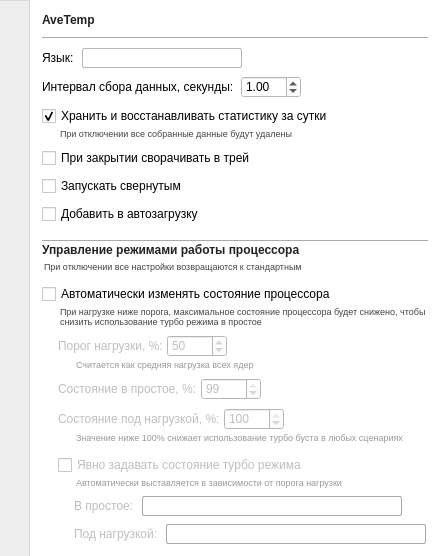
treepoint/AveTemp, file windows/settings.ui: the form before one commit.
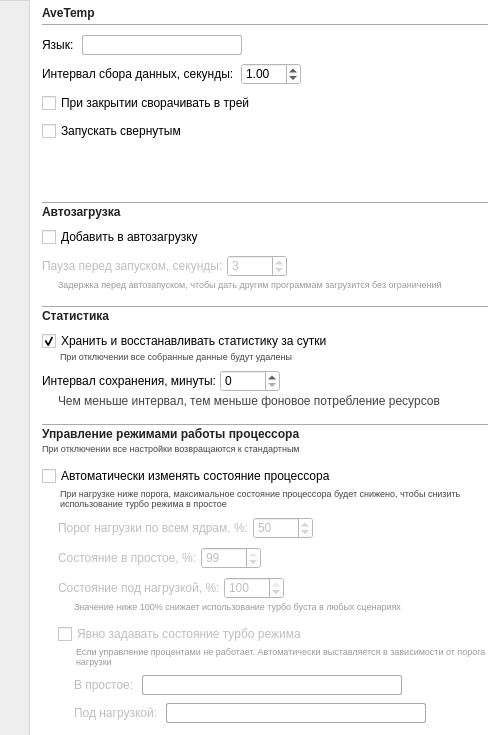
The form after the commit. Icons and pictures are not drawn.

```diff
--- a/windows/settings.ui
+++ b/windows/settings.ui
@@ -9,8 +9,8 @@
    <rect>
     <x>0</x>
     <y>0</y>
-    <width>440</width>
-    <height>556</height>
+    <width>500</width>
+    <height>735</height>
    </rect>
   </property>
   <property name="minimumSize">
@@ -21,8 +21,8 @@
   </property>
   <property name="maximumSize">
    <size>
-    <width>440</width>
-    <height>556</height>
+    <width>500</width>
+    <height>735</height>
    </size>
   </property>
   <property name="windowTitle">
@@ -303,51 +303,6 @@
          </item>
         </layout>
        </item>
-       <item>
-        <layout class="QVBoxLayout" name="verticalLayout_2">
-         <property name="spacing">
-          <number>0</number>
-         </property>
-         <item>
-          <widget class="QCheckBox" name="checkBoxStoreStat">
-           <property name="toolTip">
-            <string/>
-           </property>
-           <property name="toolTipDuration">
-            <number>-1</number>
-           </property>
-           <property name="whatsThis">
-            <string/>
-           </property>
-           <property name="text">
-            <string>Хранить и восстанавливать статистику за сутки</string>
-           </property>
-           <property name="checked">
-            <bool>true</bool>
-           </property>
-          </widget>
-         </item>
-         <item>
-          <widget class="QLabel" name="label">
-           <property name="font">
-            <font>
-             <pointsize>7</pointsize>
-            </font>
-           </property>
-           <property name="styleSheet">
-            <string notr="true">color: #444;
-margin-left:16px;</string>
-           </property>
-           <property name="text">
-            <string>При отключении все собранные данные будут удалены</string>
-           </property>
-           <property name="alignment">
-            <set>Qt::AlignLeading|Qt::AlignLeft|Qt::AlignVCenter</set>
-           </property>
-          </widget>
-         </item>
-        </layout>
-       </item>
        <item>
         <widget class="QCheckBox" name="checkBoxCloseToTray">
          <property name="layoutDirection">
@@ -369,11 +324,394 @@
         </widget>
        </item>
        <item>
-        <widget class="QCheckBox" name="checkBoxAutostartIsActive">
-         <property name="text">
-          <string>Добавить в автозагрузку</string>
+        <spacer name="verticalSpacer_6">
+         <property name="orientation">
+          <enum>Qt::Vertical</enum>
          </property>
-        </widget>
+         <property name="sizeHint" stdset="0">
+          <size>
+           <width>0</width>
+           <height>4</height>
+          </size>
+         </property>
+        </spacer>
+       </item>
+       <item>
+        <spacer name="verticalSpacer_7">
+         <property name="orientation">
+          <enum>Qt::Vertical</enum>
+         </property>
+         <property name="sizeType">
+          <enum>QSizePolicy::Fixed</enum>
+         </property>
+         <property name="sizeHint" stdset="0">
+          <size>
+           <width>0</width>
+           <height>8</height>
+          </size>
+         </property>
+        </spacer>
+       </item>
+       <item>
+        <layout class="QVBoxLayout" name="verticalLayout_14">
+         <property name="spacing">
+          <number>8</number>
+         </property>
+         <property name="topMargin">
+          <number>0</number>
+         </property>
+         <property name="bottomMargin">
+          <number>0</number>
+         </property>
+         <item>
+          <layout class="QVBoxLayout" name="verticalLayout_20">
+           <property name="spacing">
+            <number>0</number>
+           </property>
+           <property name="topMargin">
+            <number>0</number>
+           </property>
+           <property name="bottomMargin">
+            <number>0</number>
+           </property>
+           <item>
+            <widget class="Line" name="line_4">
+             <property name="orientation">
+              <enum>Qt::Horizontal</enum>
+             </property>
+            </widget>
+           </item>
+           <item>
+            <widget class="QLabel" name="label_12">
+             <property name="styleSheet">
+              <string notr="true">font-weight: bold; color: #222; font-size:12px;</string>
+             </property>
+             <property name="text">
+              <string>Автозагрузка</string>
+             </property>
+            </widget>
+           </item>
+          </layout>
+         </item>
+         <item>
+          <widget class="QCheckBox" name="checkBoxAutostartIsActive">
+           <property name="text">
+            <string>Добавить в автозагрузку</string>
+           </property>
+          </widget>
+         </item>
+         <item>
+          <layout class="QVBoxLayout" name="verticalLayout_21">
+           <property name="spacing">
+            <number>0</number>
+           </property>
+           <property name="topMargin">
+            <number>0</number>
+           </property>
+           <property name="bottomMargin">
+            <number>0</number>
+           </property>
+           <item>
+            <layout class="QHBoxLayout" name="horizontalLayout_10">
+             <property name="spacing">
+              <number>4</number>
+             </property>
+             <property name="topMargin">
+              <number>0</number>
+             </property>
+             <property name="bottomMargin">
+              <number>0</number>
+             </property>
+             <item>
+              <widget class="QLabel" name="labelAutostartDelay">
+               <property name="enabled">
+                <bool>false</bool>
+               </property>
+               <property name="styleSheet">
+                <string notr="true"/>
+               </property>
+               <property name="text">
+                <string>Пауза перед запуском, секунды:</string>
+               </property>
+              </widget>
+             </item>
+             <item>
+              <widget class="QSpinBox" name="spinBoxAutostartDelay">
+               <property name="enabled">
+                <bool>false</bool>
+               </property>
+               <property name="minimumSize">
+                <size>
+                 <width>60</width>
+                 <height>0</height>
+                </size>
+               </property>
+               <property name="maximum">
+                <number>120</number>
+               </property>
+               <property name="value">
+                <number>3</number>
+               </property>
+              </widget>
+             </item>
+             <item>
+              <spacer name="horizontalSpacer_9">
+               <property name="orientation">
+                <enum>Qt::Horizontal</enum>
+               </property>
+               <property name="sizeHint" stdset="0">
+                <size>
+                 <width>40</width>
+                 <height>20</height>
+                </size>
+               </property>
+              </spacer>
+             </item>
+            </layout>
+           </item>
+           <item>
+            <widget class="QLabel" name="labelAutostartDelayHint">
+             <property name="font">
+              <font>
+               <pointsize>7</pointsize>
+              </font>
+             </property>
+             <property name="enabled">
+              <bool>false</bool>
+             </property>
+             <property name="styleSheet">
+              <string notr="true">QWidget {
+                color: #444;
+                margin-left: 16px;
+                margin-top: 2px;
+                }
+
+                QWidget:disabled{color: #999;}</string>
+             </property>
+             <property name="text">
+              <string>Задержка перед автозапуском, чтобы дать другим программам загрузится без ограничений</string>
+             </property>
+             <property name="wordWrap">
+              <bool>true</bool>
+             </property>
+             <property name="indent">
+              <number>0</number>
+             </property>
+            </widget>
+           </item>
+          </layout>
+         </item>
+         <item>
+          <spacer name="verticalSpacer_5">
+           <property name="orientation">
+            <enum>Qt::Vertical</enum>
+           </property>
+           <property name="sizeType">
+            <enum>QSizePolicy::Fixed</enum>
+           </property>
+           <property name="sizeHint" stdset="0">
+            <size>
+             <width>0</width>
+             <height>8</height>
+            </size>
+           </property>
+          </spacer>
+         </item>
+        </layout>
+       </item>
+       <item>
+        <layout class="QVBoxLayout" name="verticalLayout_2">
+         <property name="spacing">
+          <number>8</number>
+         </property>
+         <item>
+          <layout class="QVBoxLayout" name="verticalLayout_18">
+           <property name="spacing">
+            <number>0</number>
+           </property>
+           <property name="topMargin">
+            <number>0</number>
+           </property>
+           <property name="bottomMargin">
+            <number>0</number>
+           </property>
+           <item>
+            <widget class="Line" name="line_3">
+             <property name="orientation">
+              <enum>Qt::Horizontal</enum>
+             </property>
+            </widget>
+           </item>
+           <item>
+            <widget class="QLabel" name="label_9">
+             <property name="styleSheet">
+              <string notr="true">font-weight: bold; color: #222; font-size:12px;</string>
+             </property>
+             <property name="text">
+              <string>Статистика</string>
+             </property>
+            </widget>
+           </item>
+          </layout>
+         </item>
+         <item>
+          <layout class="QVBoxLayout" name="verticalLayout_15">
+           <property name="spacing">
+            <number>0</number>
+           </property>
+           <property name="topMargin">
+            <number>0</number>
+           </property>
+           <property name="bottomMargin">
+            <number>0</number>
+           </property>
+           <item>
+            <widget class="QCheckBox" name="checkBoxStoreStat">
+             <property name="toolTip">
+              <string/>
+             </property>
+             <property name="toolTipDuration">
+              <number>-1</number>
+             </property>
+             <property name="whatsThis">
+              <string/>
+             </property>
+             <property name="text">
+              <string>Хранить и восстанавливать статистику за сутки</string>
+             </property>
+             <property name="checked">
+              <bool>true</bool>
+             </property>
+            </widget>
+           </item>
+           <item>
+            <widget class="QLabel" name="label">
+             <property name="font">
+              <font>
+               <pointsize>7</pointsize>
+              </font>
+             </property>
+             <property name="styleSheet">
+              <string notr="true">color: #444;
+                margin-left:16px;</string>
+             </property>
+             <property name="text">
+              <string>При отключении все собранные данные будут удалены</string>
+             </property>
+             <property name="alignment">
+              <set>Qt::AlignLeading|Qt::AlignLeft|Qt::AlignVCenter</set>
+             </property>
+             <property name="wordWrap">
+              <bool>true</bool>
+             </property>
+            </widget>
+           </item>
+          </layout>
+         </item>
+         <item>
+          <layout class="QVBoxLayout" name="verticalLayout_19">
+           <property name="spacing">
+            <number>0</number>
+           </property>
+           <property name="topMargin">
+            <number>0</number>
+           </property>
+           <property name="bottomMargin">
+            <number>0</number>
+           </property>
+           <item>
+            <layout class="QHBoxLayout" name="horizontalLayout_9">
+             <property name="spacing">
+              <number>4</number>
+             </property>
+             <property name="topMargin">
+              <number>0</number>
+             </property>
+             <property name="bottomMargin">
+              <number>0</number>
+             </property>
+             <item>
+              <widget class="QLabel" name="labelBackupInterval">
+               <property name="styleSheet">
+                <string notr="true"/>
+               </property>
+               <property name="text">
+                <string>Интервал сохранения, минуты:</string>
+               </property>
+              </widget>
+             </item>
+             <item>
+              <widget class="QSpinBox" name="spinBoxBackupInterval">
+               <property name="minimumSize">
+                <size>
+                 <width>60</width>
+                 <height>0</height>
+                </size>
+               </property>
+               <property name="singleStep">
+                <number>0</number>
+               </property>
+              </widget>
+             </item>
+             <item>
+              <spacer name="horizontalSpacer_8">
+               <property name="orientation">
+                <enum>Qt::Horizontal</enum>
+               </property>
+               <property name="sizeHint" stdset="0">
+                <size>
+                 <width>40</width>
+                 <height>20</height>
+                </size>
+               </property>
+              </spacer>
+             </item>
+            </layout>
+           </item>
+           <item>
+            <widget class="QLabel" name="labelBackupIntervalHint">
+             <property name="font">
+              <font>
+               <pointsize>7</pointsize>
+              </font>
+             </property>
+             <property name="font">
+              <font>
+               <kerning>true</kerning>
+              </font>
+             </property>
+             <property name="styleSheet">
+              <string notr="true">QWidget {
+                color: #444;
+                margin-left: 16px;
+                margin-top: 2px;
+                }
+
+                QWidget:disabled{color: #999;}</string>
+             </property>
+             <property name="frameShape">
+              <enum>QFrame::NoFrame</enum>
+             </property>
+             <property name="frameShadow">
+              <enum>QFrame::Plain</enum>
+             </property>
+             <property name="lineWidth">
+              <number>1</number>
+             </property>
+             <property name="text">
+              <string>Чем меньше интервал, тем меньше фоновое потребление ресурсов</string>
+             </property>
+             <property name="margin">
+              <number>0</number>
+             </property>
+             <property name="indent">
+              <number>0</number>
+             </property>
+            </widget>
+           </item>
+          </layout>
+         </item>
+        </layout>
        </item>
        <item>
         <spacer name="verticalSpacer">
@@ -438,12 +776,19 @@
               </font>
              </property>
              <property name="styleSheet">
-              <string notr="true">color: #444;
-margin-top:4px;</string>
+              <string notr="true">QWidget {
+                color: #444;
+                margin-top:2px;
+                }
+
+                QWidget:disabled{color: #999;}</string>
              </property>
              <property name="text">
               <string>При отключении все настройки возвращаются к стандартным</string>
              </property>
+             <property name="indent">
+              <number>0</number>
+             </property>
             </widget>
            </item>
           </layout>
@@ -529,7 +874,7 @@
                 <bool>false</bool>
                </property>
                <property name="text">
-                <string>Порог нагрузки, %:</string>
+                <string>Порог нагрузки по всем ядрам, %:</string>
                </property>
               </widget>
              </item>
@@ -570,30 +915,6 @@
              </item>
             </layout>
            </item>
-           <item>
-            <widget class="QLabel" name="labelCPUTreshholdHint">
-             <property name="enabled">
-              <bool>false</bool>
-             </property>
-             <property name="font">
-              <font>
-               <pointsize>7</pointsize>
-              </font>
-             </property>
-             <property name="styleSheet">
-              <string notr="true">QWidget {
-color: #444;
-margin-left:16px;
-margin-top:2px;
-}
-
-QWidget:disabled{color: #999;}</string>
-             </property>
-             <property name="text">
-              <string>Считается как средняя нагрузка всех ядер</string>
-             </property>
-            </widget>
-           </item>
           </layout>
          </item>
          <item>
@@ -745,6 +1066,9 @@
              <property name="wordWrap">
               <bool>true</bool>
              </property>
+             <property name="indent">
+              <number>0</number>
+             </property>
             </widget>
            </item>
           </layout>
@@ -830,7 +1154,7 @@
 QWidget:disabled{color: #999;}</string>
                </property>
                <property name="text">
-                <string>Автоматически выставляется в зависимости от порога нагрузки</string>
+                <string>Если управление процентами не работает. Автоматически выставляется в зависимости от порога нагрузки</string>
                </property>
                <property name="wordWrap">
                 <bool>true</bool>
```
Left out of the diff: 68 changed lines with no effect on the pictures.
